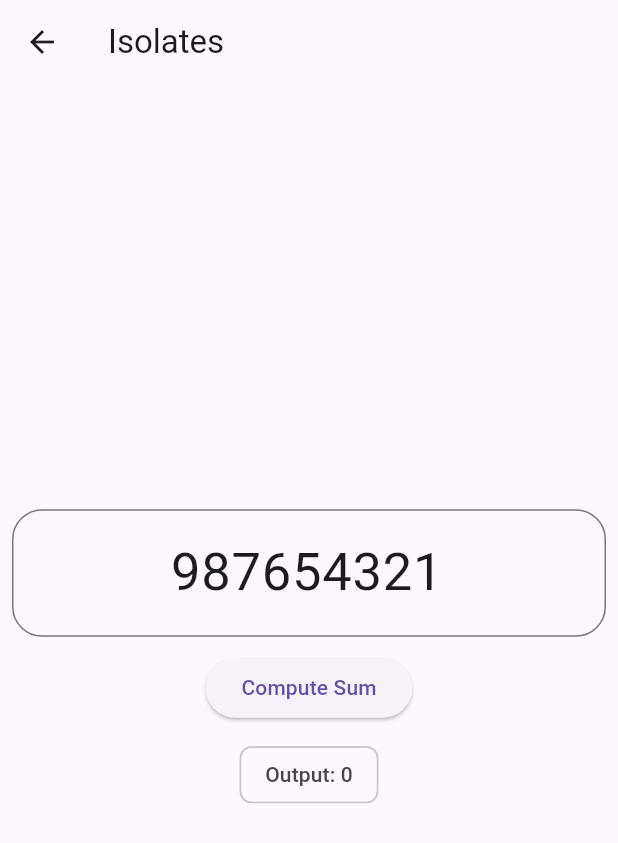
After one commit to lalan-desai-28/Flutter-Trainee-2025, a Flutter app: the IsolatesTaskScreen screen opened by its route, on a phone screen of 412 x 824 dp. The commit adds this screen. Shown: the top 843 px of the screen. Run offline on Flutter 3.47's test engine with Material 3 defaults, Android fonts, the light colour scheme and no system bars; our stand-ins replace file_picker.

Commit message:
All tasks of isolates.

```diff
--- a/lib/main_app.dart
+++ b/lib/main_app.dart
@@ -2,6 +2,7 @@ import 'package:flutter/material.dart';
 import 'package:flutter_trainee_2025/screens/applying_styles/applying_styles_task_screen.dart';
 import 'package:flutter_trainee_2025/screens/asset_images_and_fonts/asset_image_fonts_task_screen.dart';
 import 'package:flutter_trainee_2025/screens/dialog_tabbar_navigationbar_custom_widgets/dialog_tabbar_navigationbar_csutom_widget_task_screen.dart';
+import 'package:flutter_trainee_2025/screens/isolates/isolates_task_screen.dart';
 import 'package:flutter_trainee_2025/screens/listview_and_gridview/listview_gridview_task_screen.dart';
 import 'package:flutter_trainee_2025/screens/main_screen.dart';
 import 'package:flutter_trainee_2025/screens/material_basic_and_layout_widgets/material_basic_layout_widgets_task_screen.dart';
@@ -38,6 +39,7 @@ class MainApp extends StatelessWidget {
       "/pass_data_screen": (context) => const PassDataScreen(),
       "/applying_styles_screen": (context) => const ApplyingStylesTaskScreen(),
       "/streams_screen": (context) => const StreamsTaskScreen(),
+      "/isolates_screen": (context) => const IsolatesTaskScreen(),
     };
   }
 
--- /dev/null
+++ b/lib/screens/isolates/isolates_task_screen.dart
@@ -0,0 +1,175 @@
+import 'dart:isolate';
+
+import 'package:flutter/material.dart';
+
+import 'package:flutter/services.dart';
+
+void heavyComputationTask(SendPort port) {
+  final receivePort = ReceivePort();
+  port.send(receivePort.sendPort);
+
+  receivePort.listen((dynamic message) async {
+    int number = message as int;
+    int result = 0;
+    for (int i = 1; i <= number; i++) {
+      result += i;
+    }
+    port.send(result);
+  });
+}
+
+int heavyComputationTask2(int number) {
+  int result = 0;
+  for (int i = 1; i <= number; i++) {
+    result += i;
+  }
+  return result;
+}
+
+class IsolatesTaskScreen extends StatefulWidget {
+  const IsolatesTaskScreen({super.key});
+
+  @override
+  State<IsolatesTaskScreen> createState() => _IsolatesTaskScreenState();
+}
+
+class _IsolatesTaskScreenState extends State<IsolatesTaskScreen> {
+  final _formKey = GlobalKey<FormState>();
+  bool _isIsolateRunning = false;
+  int _output = 0;
+  Isolate? _isolate;
+
+  late final TextEditingController _numberTextEditController =
+      TextEditingController()..text = "987654321";
+
+  Future<void> _startAndListenIsolate() async {
+    final receivePort = ReceivePort();
+    _isolate = await Isolate.spawn(
+      heavyComputationTask,
+      receivePort.sendPort,
+      debugName: "Computation Isolate",
+    );
+
+    receivePort.listen((dynamic message) {
+      if (message is SendPort) {
+        SendPort sendPort = message;
+        sendPort.send(int.parse(_numberTextEditController.text));
+      }
+      if (message is int) {
+        if (mounted) {
+          setState(() {
+            _isIsolateRunning = false;
+            _output = message;
+          });
+        }
+      }
+    });
+  }
+
+  void _stopIsolate() {
+    if (_isolate == null) return;
+    _isolate?.kill(priority: 0);
+  }
+
+  @override
+  void dispose() {
+    super.dispose();
+    if (_isIsolateRunning) {
+      _stopIsolate();
+    }
+  }
+
+  Widget _startButton() {
+    return ElevatedButton(
+      onPressed: () {
+        if (_formKey.currentState!.validate()) {
+          _startAndListenIsolate();
+          setState(() {
+            _output = 0;
+            _isIsolateRunning = true;
+          });
+        }
+      },
+      child: Text("Compute Sum"),
+    );
+  }
+
+  Widget _stopButton() {
+    return ElevatedButton(
+      onPressed: () {
+        _stopIsolate();
+        _output = 0;
+        setState(() {
+          _isIsolateRunning = false;
+        });
+      },
+      child: Text("Stop"),
+    );
+  }
+
+  Widget _buildInputNumberField() {
+    return TextFormField(
+      controller: _numberTextEditController,
+      keyboardType: TextInputType.number,
+      validator: (value) {
+        if (value == null || value.isEmpty) {
+          return "Please enter a valid number.";
+        }
+        return null;
+      },
+      textAlign: TextAlign.center,
+      inputFormatters: [FilteringTextInputFormatter.digitsOnly],
+      style: TextStyle(fontSize: 35),
+      decoration: InputDecoration(
+        hintText: "Enter number...",
+        border: OutlineInputBorder(borderRadius: BorderRadius.circular(20)),
+      ),
+    );
+  }
+
+  Widget _buildBody() {
+    return SafeArea(
+      child: Padding(
+        padding: const EdgeInsets.all(8.0),
+        child: Column(
+          mainAxisAlignment: MainAxisAlignment.center,
+          spacing: 10,
+          children: [
+            Form(key: _formKey, child: _buildInputNumberField()),
+            _isIsolateRunning ? _stopButton() : _startButton(),
+            Chip(
+              label: Text(
+                _isIsolateRunning && _output == 0
+                    ? "Computing..."
+                    : "Output: $_output",
+              ),
+            ),
+          ],
+        ),
+      ),
+    );
+  }
+
+  AppBar _buildHeader() {
+    return AppBar(
+      title: Text("Isolates"),
+      actions: [
+        _isIsolateRunning
+            ? Padding(
+              padding: const EdgeInsets.only(right: 10),
+              child: SizedBox(
+                height: 15,
+                width: 15,
+                child: CircularProgressIndicator(strokeWidth: 2),
+              ),
+            )
+            : SizedBox(),
+      ],
+    );
+  }
+
+  @override
+  Widget build(BuildContext context) {
+    return Scaffold(body: _buildBody(), appBar: _buildHeader());
+  }
+}
--- a/lib/screens/main_screen.dart
+++ b/lib/screens/main_screen.dart
@@ -54,6 +54,7 @@ class MainScreen extends StatelessWidget {
               ),
 
               TaskButton(title: "Streams", routePath: "/streams_screen"),
+              TaskButton(title: "Isolates", routePath: "/isolates_screen"),
             ],
           ),
         ),
```
